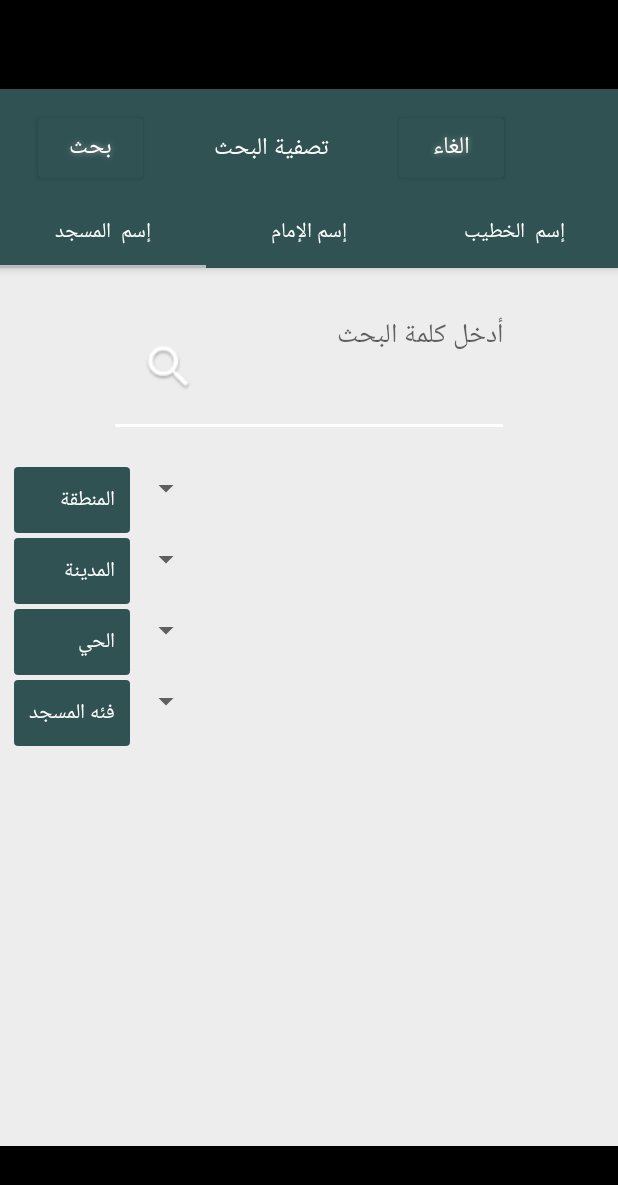
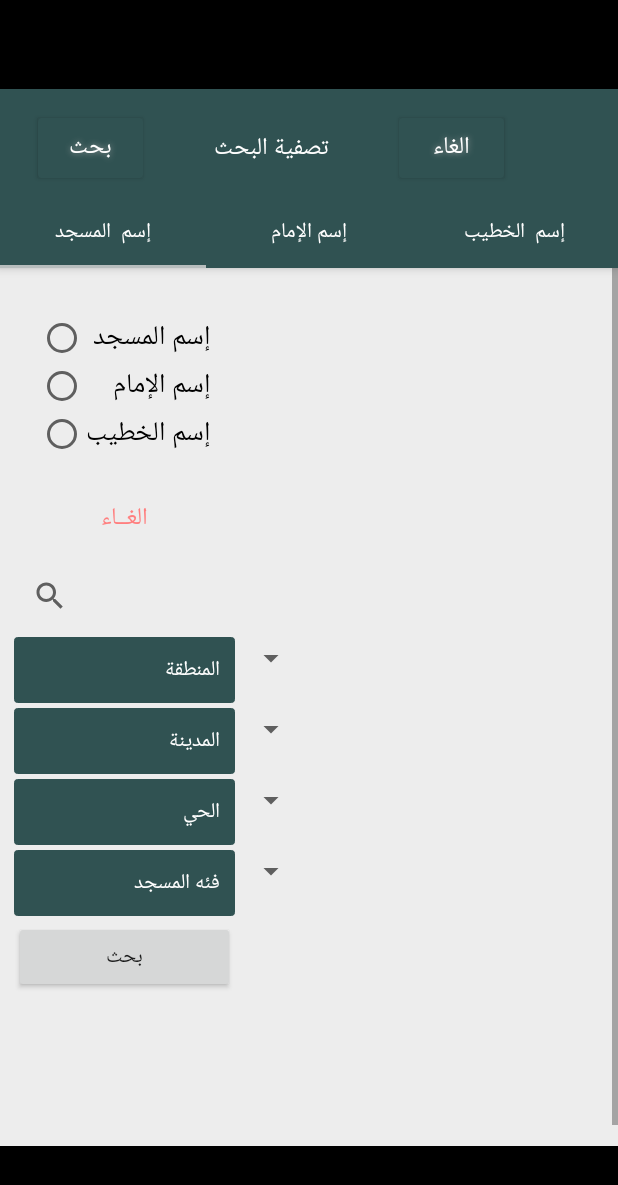
Before and after one commit to Monirah-ALkathiry/Masajed, an Android app: the MosqueSearch screen opened directly, with no data from a screen before it, on a phone screen of 412 x 824 dp. Shown: the top 1185 px of the screen. Run offline under Robolectric (Android 15) with nearby library versions, the phone set to English and light mode, and no system bars; libraries missing offline, so code that uses them is left out: com.toptoche.searchablespinnerlibrary; plain views replace SearchableSpinner; 20 statements that could not run were skipped.

Commit message:
Advance Search

```diff
--- a/app/src/main/java/com/apps/noura/masajd/MosquSearch/MainAdvanceSearch.java
+++ b/app/src/main/java/com/apps/noura/masajd/MosquSearch/MainAdvanceSearch.java
@@ -115,8 +115,9 @@ public class MainAdvanceSearch extends AppCompatActivity implements Sender {
             }
         });*/
 
-        textView = (EditText) findViewById(R.id.MosqueSeach);
-        textView.setText("");
+        //textView = (EditText) findViewById(R.id.MosqueSeach);
+      //  textView.setText("");
+
         SelectAll = "الكل";
 
 
@@ -144,7 +145,7 @@ public class MainAdvanceSearch extends AppCompatActivity implements Sender {
 
 
 
-        textView = (EditText) findViewById(R.id.MosqueSeach);
+       // textView = (EditText) findViewById(R.id.MosqueSeach);
         textView.setText("");
 
 
--- a/app/src/main/java/com/apps/noura/masajd/MosqueSearch.java
+++ b/app/src/main/java/com/apps/noura/masajd/MosqueSearch.java
@@ -17,8 +17,12 @@ import android.view.ViewGroup;
 import android.widget.AdapterView;
 import android.widget.ArrayAdapter;
 import android.widget.Button;
+import android.widget.CheckBox;
 import android.widget.EditText;
+import android.widget.RadioButton;
+import android.widget.RadioGroup;
 import android.widget.SearchView;
+import android.widget.SearchView.OnQueryTextListener;
 import android.widget.Spinner;
 import android.widget.Toast;
 
@@ -44,7 +48,7 @@ import retrofit2.Response;
  */
 
 @SuppressLint("ValidFragment")
-public class MosqueSearch extends Fragment {
+public class MosqueSearch extends Fragment implements OnQueryTextListener, android.widget.SearchView.OnCloseListener {
 
     private static final String TAG= "Mosque Search";
 
@@ -90,6 +94,14 @@ public class MosqueSearch extends Fragment {
    private  Button bu;
     //-----------------------------------------------------------
 
+
+    private RadioGroup radioGroup;
+    private String ChickedValue;
+    private Button clear;
+
+    private SearchView mSearchView;
+    protected String SearchQuery;
+
     //-----------------------------------------------------------
 
     //------------------------------------------------------
@@ -115,18 +127,58 @@ public class MosqueSearch extends Fragment {
 
          view = inflater.inflate(R.layout.mosque_search,container,false);
 
-         SearchView = getActivity().findViewById(R.id.search);
+        // SearchView = getActivity().findViewById(R.id.search);
 
 
-        // bu = (Button) getActivity().findViewById(R.id.search);
+        bu = (Button) view.findViewById(R.id.ButtonSendFeedback);
 
-         textView = (EditText) view.findViewById(R.id.MosqueSeach);
+         //textView = (EditText) view.findViewById(R.id.MosqueSeach);
         //First Value of All Array list (used On spinner)
         SelectAll = "الكل";
 
+
+
+
+
 //================================================================
 
-        textView.setText("");
+       // textView.setText("");
+
+
+        radioGroup = (RadioGroup) view.findViewById(R.id.radioGroup);
+        radioGroup.clearCheck();
+
+        radioGroup.setOnCheckedChangeListener(new RadioGroup.OnCheckedChangeListener() {
+            @Override
+            public void onCheckedChanged(RadioGroup group, int checkedId) {
+                RadioButton rb = (RadioButton) group.findViewById(checkedId);
+                if (null != rb && checkedId > -1) {
+                    Toast.makeText(getContext(), rb.getText(), Toast.LENGTH_SHORT).show();
+                    ChickedValue= rb.getText().toString();
+
+                    checked();
+                }
+            }
+        });
+
+        //TODO: remove Clear Button
+        clear = (Button) view.findViewById(R.id.CLEAR);
+
+        clear.setOnClickListener(new View.OnClickListener() {
+            @Override
+            public void onClick(View v) {
+                radioGroup.clearCheck();
+                ChickedValue=null;
+                checked();
+
+            }
+        });
+
+    //Search View
+
+        mSearchView=(SearchView) view.findViewById(R.id.search);
+        setupSearchView();
+
 
 //-----------------------------------------------------------
         spinner = (SearchableSpinner) view.findViewById(R.id.myspinner);
@@ -294,7 +346,22 @@ Sender sender;
     }
 
 
+public void checked(){
+    Toast.makeText(getContext(), ChickedValue + " الاختيار : ", Toast.LENGTH_SHORT).show();
 
+}
+
+
+
+    public void onClear(View v) {
+        /* Clears all selected radio buttons to default */
+        radioGroup.clearCheck();
+    }
+
+    public void onSubmit(View v) {
+        RadioButton rb = (RadioButton) radioGroup.findViewById(radioGroup.getCheckedRadioButtonId());
+        Toast.makeText(getContext(), rb.getText(), Toast.LENGTH_SHORT).show();
+    }
 
     @Override
     public void onViewCreated(View view,  Bundle savedInstanceState) {
@@ -303,7 +370,12 @@ Sender sender;
         System.out.println("\n :::: )  "+lat + " : lat \n lone : " +lon);
         System.out.println("\n test : " + query +"\n");
 
-        textView.setOnClickListener(new View.OnClickListener() {
+        AdvanceSearch();
+
+       /*
+
+       textView.setOnClickListener(new View.OnClickListener() {
+
             @Override
             public void onClick(View v) {
                 query = textView.getText().toString();
@@ -406,14 +478,14 @@ Sender sender;
                                    + "' AND City_Village like N'%" + City + "%' AND District like N'%" + Distric +
                                    "%' AND Mosque_Catogery = '" + MosqueId + "'";
                        }
-                   }*/
+                   } * /
                     System.out.println("\n new query :  " + map2 + "\n");
                     sender.SendMassage(map2);
 
                 }//end outer else
             }
         });
-
+*/
 
 /*
  if (ministry_region_id == null || City == SelectAll || Distric == SelectAll || MosqueId == SelectAll) {
@@ -443,7 +515,7 @@ Sender sender;
     @Override
     public void onResume() {
         super.onResume();
-        textView.getText().clear();
+//        textView.getText().clear();
 
     }
 
@@ -676,7 +748,102 @@ Sender sender;
 
     }
 
-}
+
+    //Search View:
+    private void setupSearchView()
+    {
+        mSearchView.setIconifiedByDefault(true);
+        mSearchView.setOnQueryTextListener(this);
+        mSearchView.setSubmitButtonEnabled(true);
+        mSearchView.setOnCloseListener(this);
+        mSearchView.setQueryHint("اكتب كلمة البحث");
+    }
+
+    /**
+     * Called when the user submits the query. This could be due to a key press on the
+     * keyboard or due to pressing a submit button.
+     * The listener can override the standard behavior by returning true
+     * to indicate that it has handled the submit request. Otherwise return false to
+     * let the SearchView handle the submission by launching any associated intent.
+     *
+     * @param query the query text that is to be submitted
+     * @return true if the query has been handled by the listener, false to let the
+     * SearchView perform the default action.
+     */
+    @Override
+    public boolean onQueryTextSubmit(String query) {
+        try {
+            String Search_String = query;
+            Search(Search_String);
+        } catch (Exception e) {
+            e.printStackTrace();
+        }
+        return false;
+    }
+
+    /**
+     * Called when the query text is changed by the user.
+     *
+     * @param newText the new content of the query text field.
+     * @return false if the SearchView should perform the default action of showing any
+     * suggestions if available, true if the action was handled by the listener.
+     */
+    @Override
+    public boolean onQueryTextChange(String newText) {
+        return false;
+    }
+
+
+
+    //Search----------------------------------
+
+    public void Search(String query) {
+
+        SearchQuery = query;
+
+         Toast.makeText(getContext(),SearchQuery,Toast.LENGTH_LONG).show();
+    }
+
+
+    private void AdvanceSearch(){
+        Toast.makeText(getContext(),SearchQuery+" from Advance search",Toast.LENGTH_LONG).show();
+
+        bu.setOnClickListener(new View.OnClickListener() {
+            @Override
+            public void onClick(View v) {
+                //ToDo: Advance Search
+
+                Toast.makeText(getContext(),SearchQuery+" الزر search",Toast.LENGTH_LONG).show();
+                Toast.makeText(getContext(), ChickedValue + " الاختيار : ", Toast.LENGTH_SHORT).show();
+
+                RadioButton rb = (RadioButton) radioGroup.findViewById(radioGroup.getCheckedRadioButtonId());
+                if(rb == null){
+                    Toast.makeText(getContext(), "please select one option", Toast.LENGTH_SHORT).show();
+
+                }else {
+                    Toast.makeText(getContext(), rb.getText() + "iiii", Toast.LENGTH_SHORT).show();
+                }
+            }
+        });
+    }
+
+    /**
+     * The user is attempting to close the SearchView.
+     *
+     * @return true if the listener wants to override the default behavior of clearing the
+     * text field and dismissing it, false otherwise.
+     */
+    @Override
+    public boolean onClose() {
+        try {
+            String Search_String = null;
+            Search(Search_String);
+        } catch (Exception e) {
+            e.printStackTrace();
+        }
+        return false;
+    }
+}//end class
 
 
  /*  SearchView.setOnClickListener(new View.OnClickListener() {
--- a/app/src/main/res/layout/mosque_search.xml
+++ b/app/src/main/res/layout/mosque_search.xml
@@ -5,32 +5,23 @@
     android:layout_width="match_parent"
     android:layout_height="match_parent">
 
-
+    <ScrollView
+        android:layout_width="match_parent"
+        android:layout_height="fill_parent"
+        tools:ignore="UselessParent">
 
     <LinearLayout
         android:id="@+id/Tab3"
         android:layout_width="match_parent"
         android:layout_height="match_parent"
         android:orientation="vertical"
-        android:background="@color/lightgray">
+        android:background="@color/lightgray"
+        tools:ignore="ScrollViewSize">
 
 
 
 
-        <EditText
-            android:id="@+id/MosqueSeach"
-            android:layout_width="120pt"
-            android:layout_height="wrap_content"
-            android:ems="25"
-            android:layout_gravity="center_horizontal"
-            android:hint="@string/InsertMosqueName"
-            android:layout_marginTop="20dp"
-             android:inputType="textPersonName"
-            android:layout_marginBottom="5dp"
-            android:ellipsize="start"
-            android:gravity="right"
-            android:drawableLeft="@drawable/ic_search"
-            tools:ignore="RtlHardcoded" />
+
 <!--            android:background="@drawable/edit_text_style"
 -->
 
@@ -43,7 +34,8 @@
             android:scrollbarStyle="outsideInset"
             android:fillViewport="true"
             android:layout_marginBottom="80dip"
-            android:layout_margin="9dp" >
+            android:layout_margin="9dp"
+            tools:ignore="UselessParent">
 
             <HorizontalScrollView
                 android:id="@+id/horizontalView"
@@ -53,6 +45,7 @@
                 android:layout_marginTop="5dip"
                 android:scrollbars="horizontal|vertical">
 
+
                 <TableLayout
                     android:layout_width="wrap_content"
                     android:layout_height="fill_parent"
@@ -60,7 +53,98 @@
                     android:layout_marginBottom="20dp"
                     tools:ignore="RtlHardcoded">
 
+                    <!-- RadioGroup -->
+                    <TableRow android:layout_marginBottom=".5dp">
+
+                    <RadioGroup
+                        android:layout_margin="@dimen/activity_horizontal_margin"
+                        android:id="@+id/radioGroup"
+                        android:layout_width="fill_parent"
+                        android:layout_height="wrap_content"
+                        android:orientation="vertical">
+
+                        <RadioButton
+                            android:id="@+id/radioButton1"
+                            android:layout_width="fill_parent"
+                            android:layout_height="wrap_content"
+                            android:text="@string/Mosque"
+                            android:textSize="18sp"/>
+
+                        <RadioButton
+                            android:id="@+id/radioButton2"
+                            android:layout_width="fill_parent"
+                            android:layout_height="wrap_content"
+                            android:text="@string/Imam"
+                            android:textSize="18sp"/>
+
+                        <RadioButton
+                            android:id="@+id/radioButton3"
+                            android:layout_width="fill_parent"
+                            android:layout_height="wrap_content"
+                            android:text="@string/Khateeb"
+                            android:textSize="18sp"/>
+
+                       <!-- <RadioButton
+                            android:id="@+id/radioButton4"
+                            android:layout_width="fill_parent"
+                            android:layout_height="wrap_content"
+                            android:text="@string/All"
+                            android:textSize="18sp"/>-->
+                    </RadioGroup>
+                    </TableRow>
+
+
                     <TableRow android:layout_marginBottom="3.5dp">
+
+                        <Button
+                            android:id="@+id/CLEAR"
+                            android:layout_width="103dp"
+                            android:layout_height="wrap_content"
+                            android:layout_alignLeft="@+id/radioGroup"
+                            android:layout_alignStart="@+id/radioGroup"
+                            android:layout_centerVertical="true"
+
+                            style="?android:attr/borderlessButtonStyle"
+                            android:text="@string/All"
+                            android:textColor="@color/red"
+                            android:textSize="16sp"
+                            tools:ignore="ObsoleteLayoutParam" />
+                    </TableRow>
+
+                    <!-- EditText -->
+
+                   <!--  <TableRow android:layout_marginBottom="3.5dp">
+                    <EditText
+                        android:id="@+id/MosqueSeach"
+                        android:layout_width="120pt"
+                        android:layout_height="wrap_content"
+                        android:ems="25"
+                        android:layout_gravity="center_horizontal"
+                        android:hint="@string/InsertMosqueName"
+                        android:layout_marginTop="20dp"
+                        android:inputType="textPersonName"
+                        android:layout_marginBottom="5dp"
+                        android:ellipsize="start"
+                        android:gravity="right"
+                        android:drawableLeft="@drawable/ic_search"
+                        tools:ignore="RtlHardcoded" />
+                    </TableRow>-->
+
+                    <TableRow android:layout_marginBottom="3.5dp">
+
+                      <!--  <android.support.v7.widget.SearchView
+                            android:id="@+id/searchss"
+                            android:layout_width="match_parent"
+                            android:layout_height="wrap_content" />-->
+
+                        <SearchView
+                            android:id="@+id/search"
+                            android:layout_width="match_parent"
+                            android:layout_height="wrap_content"/>
+                    </TableRow>
+
+                    <TableRow android:layout_marginBottom="3.5dp">
+
 
                         <!-- <Spinner
                     android:id="@+id/myspinner"
@@ -170,8 +254,24 @@
                             android:layout_marginTop="2dp"
                             android:spinnerMode="dialog" />
                     </TableRow>
+
+
+
+                    <TableRow android:layout_marginBottom="3.5dp">
+
+                    <Button
+                        android:id="@+id/ButtonSendFeedback"
+                        android:layout_height="wrap_content"
+                        android:text="@string/search_Button"
+                        android:layout_width="fill_parent">
+                    </Button>
+                    </TableRow>
+
+
                 </TableLayout>
             </HorizontalScrollView>
         </ScrollView>
     </LinearLayout>
+
+    </ScrollView>
 </RelativeLayout>
--- a/app/src/main/res/values/strings.xml
+++ b/app/src/main/res/values/strings.xml
@@ -52,9 +52,13 @@
     <string name="hello_blank_fragment">Image fragment</string>
     <string name="title_activity_mosque_information">مسجد</string>
 
+    <!-- Advance search -->
     <string name="Mosque">إسم المسجد</string>
     <string name="Imam">إسم الإمام</string>
     <string name="Khateeb">إسم الخطيب</string>
+    <string name="All">الغــاء</string>
+
+    <!-- -->
 
     <string name="section_format">Hello World from section: %1$d</string>
 
```
